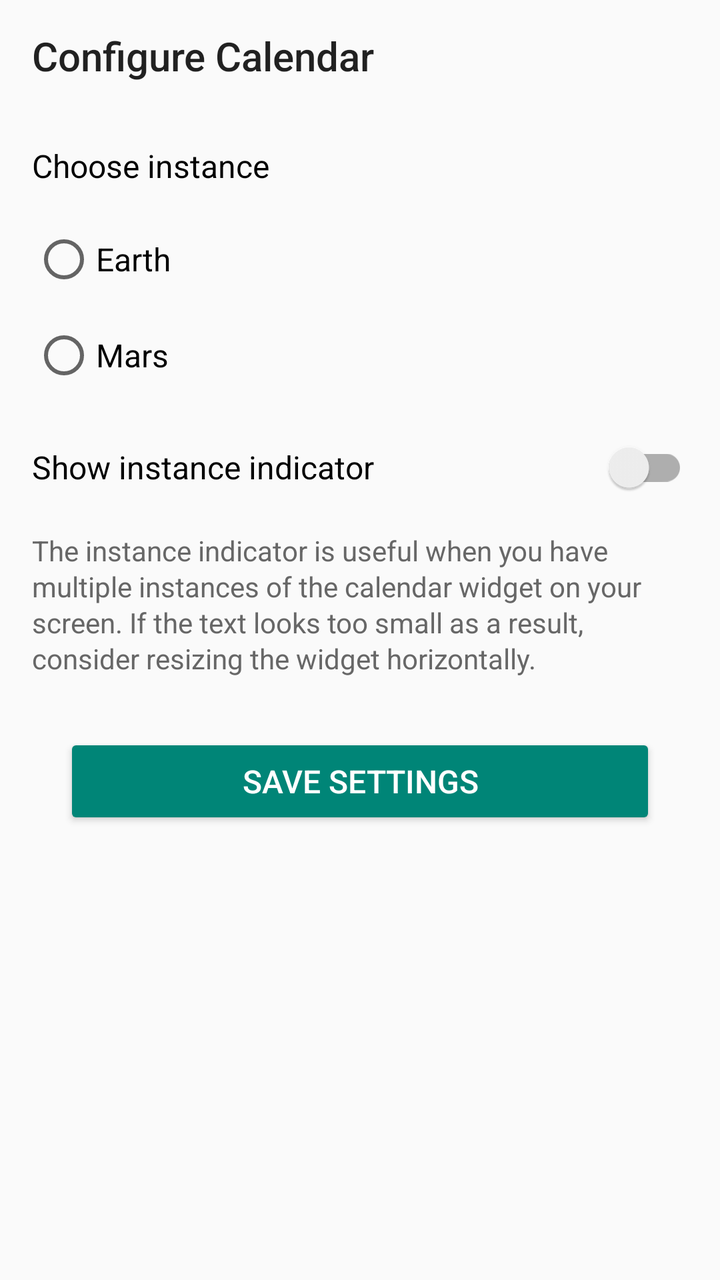
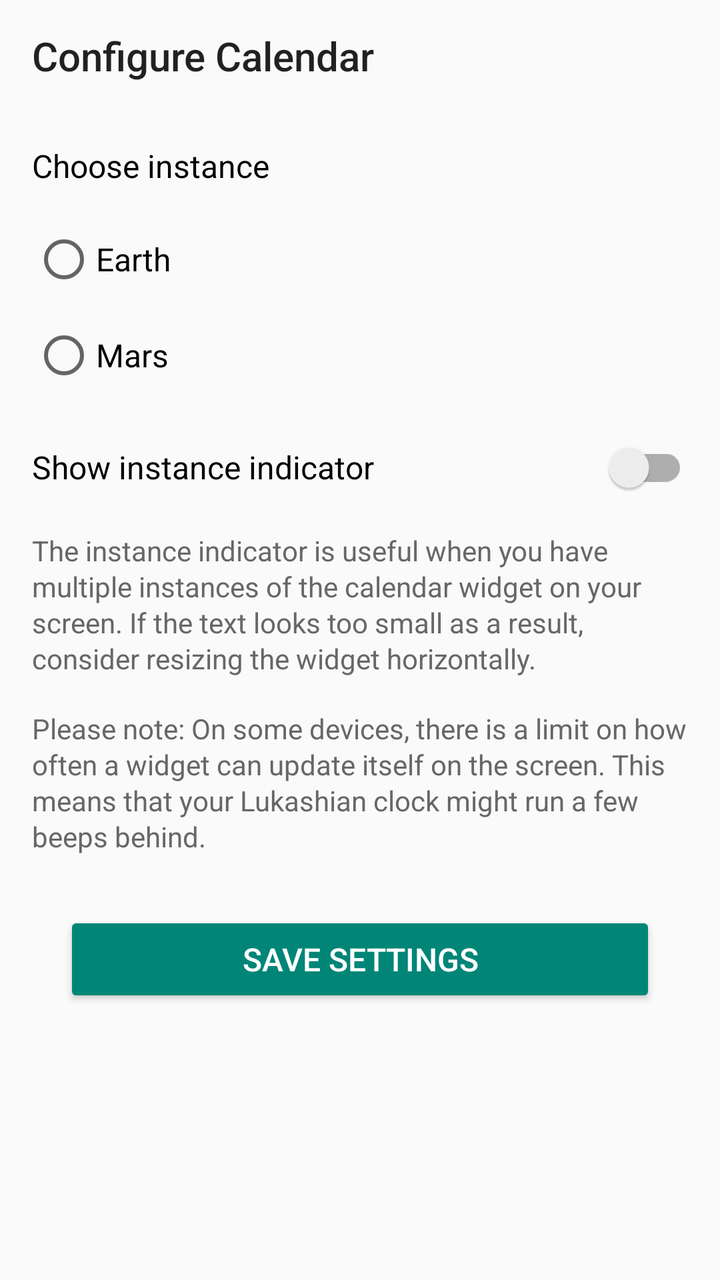

Screens rendered from an Android XML layout before and after an edit, with the pre-edit source and the edit as a unified diff.
<!-- AndroidManifest.xml: application theme Theme.LukashianWidget -->
<!-- res/layout/lukashian_widget_configure.xml -->
<?xml version="1.0" encoding="utf-8"?>
<androidx.constraintlayout.widget.ConstraintLayout xmlns:android="http://schemas.android.com/apk/res/android"
    xmlns:app="http://schemas.android.com/apk/res-auto"
    android:layout_width="match_parent"
    android:layout_height="wrap_content"
    android:fitsSystemWindows="true">

    <LinearLayout
        android:layout_width="match_parent"
        android:layout_height="wrap_content"
        android:orientation="vertical"
        app:layout_constraintTop_toTopOf="parent"
        app:layout_constraintWidth_max="450dp">

        <androidx.appcompat.widget.Toolbar
            android:id="@+id/toolbar"
            android:layout_width="match_parent"
            android:layout_height="?attr/actionBarSize"
            app:title="@string/configure" />

        <LinearLayout
            android:layout_width="match_parent"
            android:layout_height="wrap_content"
            android:orientation="vertical"
            android:padding="16dp">

            <TextView
                android:layout_width="match_parent"
                android:layout_height="wrap_content"
                android:layout_marginBottom="12dp"
                android:textColor="#FF000000"
                android:textSize="16sp"
                android:text="@string/configure_instance" />

            <RadioGroup
                android:id="@+id/radioGroup"
                android:layout_width="match_parent"
                android:layout_height="match_parent"
                android:layout_marginBottom="8dp">

                <RadioButton
                    android:id="@+id/radioButtonEarth"
                    android:layout_width="match_parent"
                    android:layout_height="48dp"
                    android:textSize="16sp"
                    android:text="@string/earth" />

                <RadioButton
                    android:id="@+id/radioButtonMars"
                    android:layout_width="match_parent"
                    android:layout_height="48dp"
                    android:textSize="16sp"
                    android:text="@string/mars" />

            </RadioGroup>

            <androidx.appcompat.widget.SwitchCompat
                android:id="@+id/switchIndicator"
                android:layout_width="match_parent"
                android:layout_height="48dp"
                android:textSize="16sp"
                android:text="@string/configure_indicator"
                android:layout_marginBottom="8dp" />

            <TextView
                android:layout_width="match_parent"
                android:layout_height="wrap_content"
                android:layout_marginBottom="12dp"
                android:textColor="#FF676767"
                android:textSize="14sp"
                android:lineHeight="18sp"
                android:text="@string/configure_indicator_explanation" />

            <Button
                android:id="@+id/saveButton"
                android:layout_width="match_parent"
                android:layout_height="wrap_content"
                android:layout_margin="16dp"
                android:textSize="16sp"
                android:text="@string/save"
                style="@style/Widget.AppCompat.Button.Colored" />

        </LinearLayout>

    </LinearLayout>

</androidx.constraintlayout.widget.ConstraintLayout>
<!-- resources referenced by this layout -->
<resources>
  <string name="configure">Configure Calendar</string>
  <string name="configure_indicator">Show instance indicator</string>
  <string name="configure_indicator_explanation">
          The instance indicator is useful when you have multiple instances of the calendar widget on your screen.
          If the text looks too small as a result, consider resizing the widget horizontally.
      </string>
  <string name="configure_instance">Choose instance</string>
  <string name="earth">Earth</string>
  <string name="mars">Mars</string>
  <string name="save">SAVE SETTINGS</string>
  <style name="Theme.LukashianWidget" parent="Theme.AppCompat.Light.NoActionBar">
          <item name="windowActionBarOverlay">false</item>
      </style>
</resources>

<!-- the commit's change to res/layout/lukashian_widget_configure.xml (unified diff, before → after) -->
@@ -65,11 +65,20 @@
             <TextView
                 android:layout_width="match_parent"
                 android:layout_height="wrap_content"
+                android:layout_marginBottom="16dp"
+                android:textColor="#FF676767"
+                android:textSize="14sp"
+                android:lineHeight="18sp"
+                android:text="@string/configure_indicator_explanation" />
+
+            <TextView
+                android:layout_width="match_parent"
+                android:layout_height="wrap_content"
                 android:layout_marginBottom="12dp"
                 android:textColor="#FF676767"
                 android:textSize="14sp"
                 android:lineHeight="18sp"
-                android:text="@string/configure_indicator_explanation" />
+                android:text="@string/update_limit_explanation" />
 
             <Button
                 android:id="@+id/saveButton"
<!-- resource entries referenced after the edit -->
@@ -10,6 +10,10 @@
   <string name="earth">Earth</string>
   <string name="mars">Mars</string>
   <string name="save">SAVE SETTINGS</string>
+  <string name="update_limit_explanation">
+          Please note: On some devices, there is a limit on how often a widget can update itself on the screen.
+          This means that your Lukashian clock might run a few beeps behind.
+      </string>
   <style name="Theme.LukashianWidget" parent="Theme.AppCompat.Light.NoActionBar">
           <item name="windowActionBarOverlay">false</item>
       </style>
